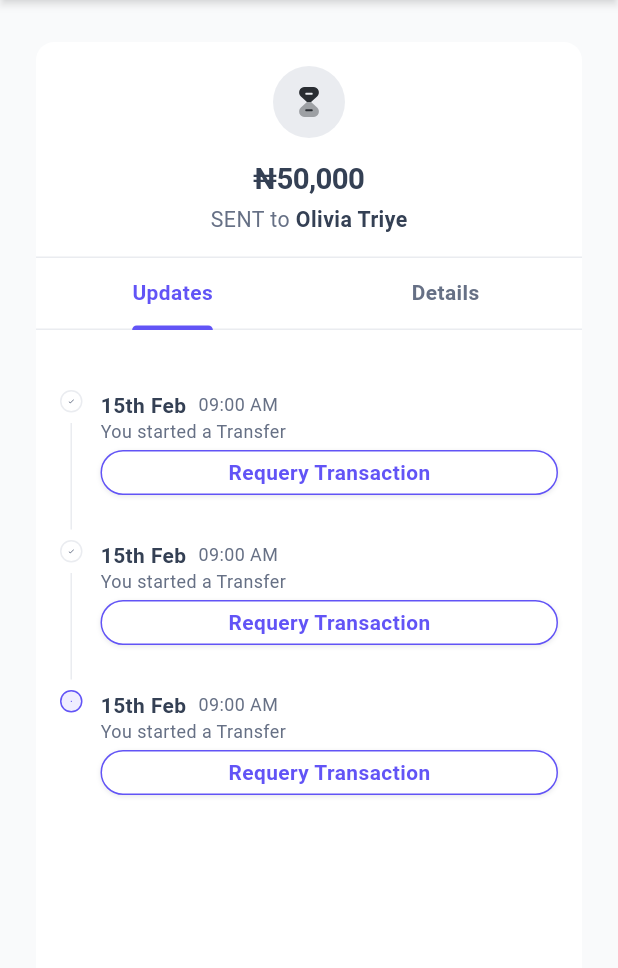
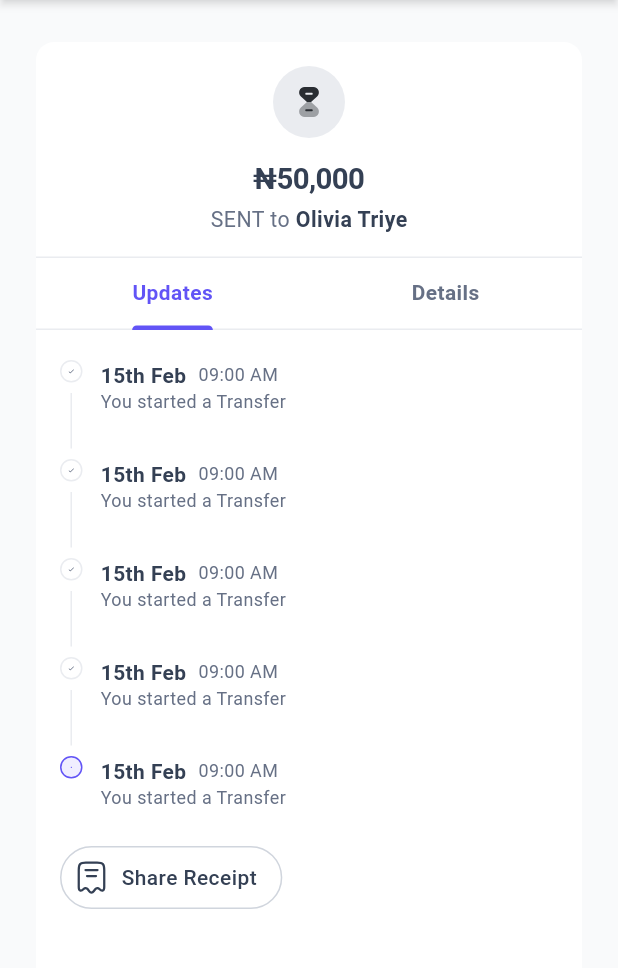
Before and after one commit to maraz-dev/remittance_mobile, a Flutter app: the TransactionDetails screen opened directly with empty values, on a phone screen of 412 x 824 dp, the part 84-1052 px from its top. Run offline on Flutter 3.47's test engine with Material 3 defaults, Android fonts, the phone set to English and light mode, and no system bars; drawn by our look-alikes of timelines; our stand-ins replace clock, device_info_plus, dio, file_picker, flutter_animate, flutter_screenutil and 16 more; missing offline and left inert: curl_logger_dio_interceptor, dio_cache_interceptor, dio_cache_interceptor_hive_store, flutter_skeleton_ui, local_auth_android, local_auth_darwin and 1 more; accounts and stored records are empty; Roboto replaces fonts that are missing (SFPro).

Commit message:
fix: requery and share receipt buttons; last item color

```diff
--- a/lib/view/features/transactions/transaction_details.dart
+++ b/lib/view/features/transactions/transaction_details.dart
@@ -1,6 +1,4 @@
-import 'package:flutter/cupertino.dart';
 import 'package:flutter/material.dart';
-import 'package:flutter/widgets.dart';
 import 'package:flutter_screenutil/flutter_screenutil.dart';
 import 'package:flutter_svg/svg.dart';
 import 'package:remittance_mobile/view/features/transactions/widgets/card_icon.dart';
@@ -29,6 +27,8 @@ class TransactionDetails extends StatefulWidget {
 class _TransactionDetailsState extends State<TransactionDetails>
     with SingleTickerProviderStateMixin {
   late TabController _tabController;
+
+  final int length = 5;
 
   @override
   void initState() {
@@ -87,16 +87,16 @@ class _TransactionDetailsState extends State<TransactionDetails>
                           20.0.height,
 
                           // Tab Body
-
-                          20.0.height,
                           Expanded(
                             child: TabBarView(
                               controller: _tabController,
                               physics: const NeverScrollableScrollPhysics(),
                               children: [
+                                // Updates Tab
                                 Padding(
                                   padding: const EdgeInsets.symmetric(
                                       horizontal: 16),
+                                  child: SingleChildScrollView(
                                     child: Column(
                                       crossAxisAlignment:
                                           CrossAxisAlignment.start,
@@ -113,14 +113,56 @@ class _TransactionDetailsState extends State<TransactionDetails>
                                               thickness: 1,
                                             ),
                                           ),
-                                        builder: TimelineTileBuilder.connected(
+                                          builder:
+                                              TimelineTileBuilder.connected(
                                             contentsAlign: ContentsAlign.basic,
                                             contentsBuilder: (context, index) {
+                                              final conditionOne =
+                                                  index == length - 1;
+                                              final conditionTwo =
+                                                  widget.status ==
+                                                      TransactionStatusUpdate
+                                                          .sending;
+                                              final bothConditions =
+                                                  conditionOne && conditionTwo;
                                               return Padding(
                                                 padding: EdgeInsets.only(
-                                                bottom: index == 2 ? 0 : 30,
+                                                  bottom: conditionOne ? 0 : 30,
                                                 ),
-                                              child: const UpdateText(),
+                                                child: Column(
+                                                  children: [
+                                                    UpdateText(
+                                                      textColor: bothConditions
+                                                          ? AppColors
+                                                              .kWarningColor500
+                                                          : null,
+                                                    ),
+
+                                                    // Show Query Transaction Button
+                                                    if (bothConditions) ...[
+                                                      8.0.height,
+                                                      Padding(
+                                                        padding:
+                                                            const EdgeInsets
+                                                                .only(
+                                                                right: 120),
+                                                        child: MainButton(
+                                                          text:
+                                                              "Requery Transaction",
+                                                          textColor: AppColors
+                                                              .kPrimaryColor,
+                                                          borderColor: AppColors
+                                                              .kPrimaryColor,
+                                                          color: Colors.white,
+                                                          borderRadius: 32,
+                                                          fontSize: 12,
+                                                          padding: 8,
+                                                          onPressed: () {},
+                                                        ),
+                                                      )
+                                                    ]
+                                                  ],
+                                                ),
                                               );
                                             },
                                             connectorBuilder:
@@ -130,7 +172,7 @@ class _TransactionDetailsState extends State<TransactionDetails>
                                               );
                                             },
                                             indicatorBuilder: (context, index) {
-                                            if (index != 2) {
+                                              if (index != length - 1) {
                                                 return const TransactionIndicator();
                                               } else {
                                                 switch (widget.status) {
@@ -141,29 +183,44 @@ class _TransactionDetailsState extends State<TransactionDetails>
                                                       backColor:
                                                           AppColors.kBrandColor,
                                                       image: AppImages.dot,
-                                                    borderColor:
-                                                        AppColors.kPrimaryColor,
+                                                      borderColor: AppColors
+                                                          .kPrimaryColor,
                                                     );
                                                   case TransactionStatusUpdate
                                                         .sending:
                                                     return const TransactionIndicator(
-                                                    image: AppImages.closeIcon,
+                                                      image:
+                                                          AppImages.closeIcon,
                                                       borderColor: AppColors
                                                           .kWarningColor500,
                                                     );
                                                 }
                                               }
                                             },
-                                          itemCount: 3,
+                                            itemCount: length,
                                           ),
                                         ),
+
+                                        // Show Share Receipt Button
+                                        if (widget.status ==
+                                            TransactionStatusUpdate.sent) ...[
+                                          24.0.height,
+                                          GestureDetector(
+                                            onTap: () {},
+                                            child: const ButtonWithIcon(),
+                                          ),
+                                        ]
                                       ],
                                     ),
                                   ),
+                                ),
+
+                                // Details Tab
                                 const Text('Details'),
                               ],
                             ),
                           ),
+                          20.0.height,
                         ],
                       ),
                     ),
@@ -183,6 +240,42 @@ class _TransactionDetailsState extends State<TransactionDetails>
             ),
           ],
         ),
+      ),
+    );
+  }
+}
+
+class ButtonWithIcon extends StatelessWidget {
+  const ButtonWithIcon({
+    super.key,
+  });
+
+  @override
+  Widget build(BuildContext context) {
+    return Container(
+      padding: const EdgeInsets.fromLTRB(8, 8, 16, 8),
+      decoration: BoxDecoration(
+        border: Border.all(
+          color: AppColors.kGrey300,
+        ),
+        borderRadius: BorderRadius.circular(32),
+      ),
+      child: Row(
+        mainAxisSize: MainAxisSize.min,
+        children: [
+          SvgPicture.asset(
+            AppImages.accountsIcon,
+            colorFilter: AppColors.kGrey700.colorFilterMode(),
+          ),
+          8.0.width,
+          Text(
+            'Share Receipt',
+            style: Theme.of(context).textTheme.bodyMedium!.copyWith(
+                  color: AppColors.kGrey700,
+                  fontWeight: FontWeight.w500,
+                ),
+          )
+        ],
       ),
     );
   }
--- a/lib/view/features/transactions/widgets/update_text.dart
+++ b/lib/view/features/transactions/widgets/update_text.dart
@@ -1,16 +1,17 @@
 import 'package:flutter/material.dart';
 import 'package:remittance_mobile/view/theme/app_colors.dart';
-import 'package:remittance_mobile/view/utils/buttons.dart';
 import 'package:remittance_mobile/view/utils/extensions.dart';
 
 class UpdateText extends StatelessWidget {
   final String? date, time, desc;
+  final Color? textColor;
 
   const UpdateText({
     super.key,
     this.date,
     this.time,
     this.desc,
+    this.textColor,
   });
 
   @override
@@ -39,18 +40,11 @@ class UpdateText extends StatelessWidget {
           ),
           Text(
             desc ?? 'You started a Transfer',
-            style: Theme.of(context).textTheme.bodySmall,
+            style: Theme.of(context)
+                .textTheme
+                .bodySmall!
+                .copyWith(color: textColor),
           ),
-          4.0.height,
-          MainButton(
-            text: "Requery Transaction",
-            textColor: AppColors.kPrimaryColor,
-            borderColor: AppColors.kPrimaryColor,
-            color: Colors.white,
-            borderRadius: 32,
-            padding: 8,
-            onPressed: () {},
-          )
         ],
       ),
     );
--- a/lib/view/utils/buttons.dart
+++ b/lib/view/utils/buttons.dart
@@ -9,7 +9,7 @@ class MainButton extends StatelessWidget {
   final Color? textColor;
   final Color? borderColor;
   final bool? isLoading;
-  final double? padding, borderRadius;
+  final double? fontSize, padding, borderRadius;
   final Function()? onPressed;
   const MainButton({
     super.key,
@@ -21,6 +21,7 @@ class MainButton extends StatelessWidget {
     this.borderColor,
     this.borderRadius,
     this.padding,
+    this.fontSize,
   });
 
   @override
@@ -53,6 +54,7 @@ class MainButton extends StatelessWidget {
                   text,
                   style: Theme.of(context).textTheme.bodyMedium!.copyWith(
                         fontWeight: FontWeight.bold,
+                        fontSize: fontSize ?? 14,
                         color: textColor ?? AppColors.kWhiteColor,
                       ),
                 ),
```
Lines whose indentation alone changed are shown as unchanged.
